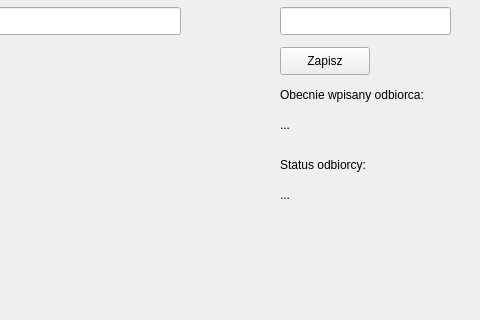
Qt form Code/Messenger/mainwindow.ui (szymonpolitowski/WAT_PRAP_Messenger) before a commit; both pictures show x 320 to 800 and y 153 to 473 of the 800 by 600 pixel window.
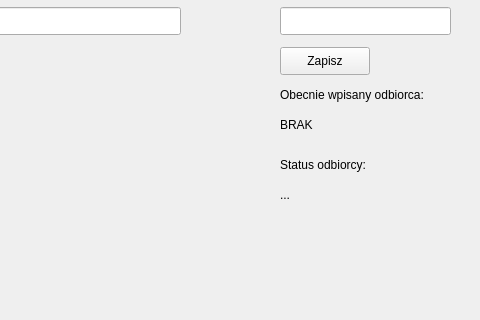
The same form after that commit.

Patch:
```diff
--- a/Code/Messenger/mainwindow.ui
+++ b/Code/Messenger/mainwindow.ui
@@ -137,12 +137,12 @@
      <rect>
       <x>600</x>
       <y>270</y>
-      <width>58</width>
+      <width>171</width>
       <height>16</height>
      </rect>
     </property>
     <property name="text">
-     <string>...</string>
+     <string>BRAK</string>
     </property>
    </widget>
    <widget class="QPushButton" name="pushButton_setReceiver">
@@ -189,7 +189,7 @@
      <rect>
       <x>600</x>
       <y>340</y>
-      <width>141</width>
+      <width>171</width>
       <height>16</height>
      </rect>
     </property>
```
